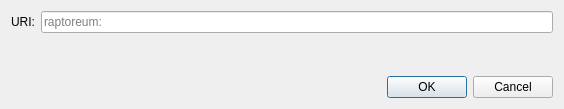
Old version of the form src/qt/forms/openuridialog.ui in the repository stabner/HashmonkeyCoin.
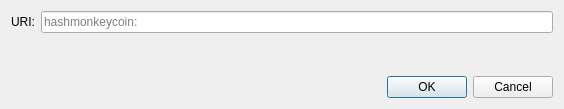
New version of the form. Custom widgets are drawn as their Qt base class.

Commit message:
Complete rebranding: Raptoreum â†’ HashmonkeyCoin, RTM â†’ HMNY
- Updated 662 files across the entire codebase
- Replaced all Raptoreum references with HashmonkeyCoin
- Replaced all RTM ticker references with HMNY
- Updated Qt locale files, test files, and documentation
- Updated binary names: hashmonkeycoind, hashmonkeycoin-qt, hashmonkeycoin-cli
- Updated configuration files and build scripts
- Complete rebranding from Raptoreum to HashmonkeyCoin (HMNY)

```diff
--- a/src/qt/forms/openuridialog.ui
+++ b/src/qt/forms/openuridialog.ui
@@ -26,7 +26,7 @@
      <item>
       <widget class="QValidatedLineEdit" name="uriEdit">
        <property name="placeholderText">
-        <string notr="true">raptoreum:</string>
+        <string notr="true">hashmonkeycoin:</string>
        </property>
       </widget>
      </item>
```
The commit also changes 661 other files.
